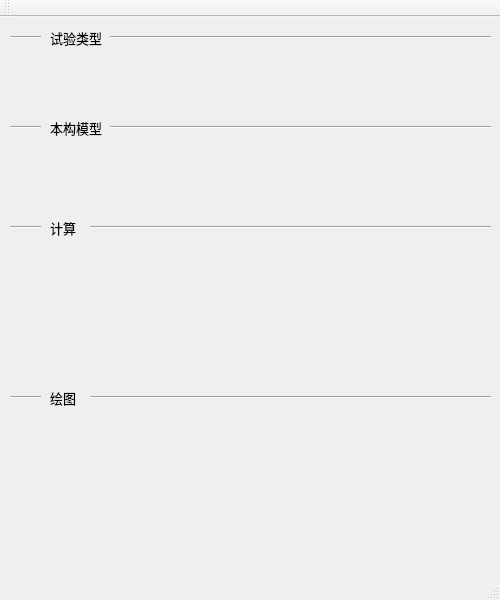
Old version of the form GeoModelTest/MainWindow.ui in the repository yjk15/GeoModelTest.
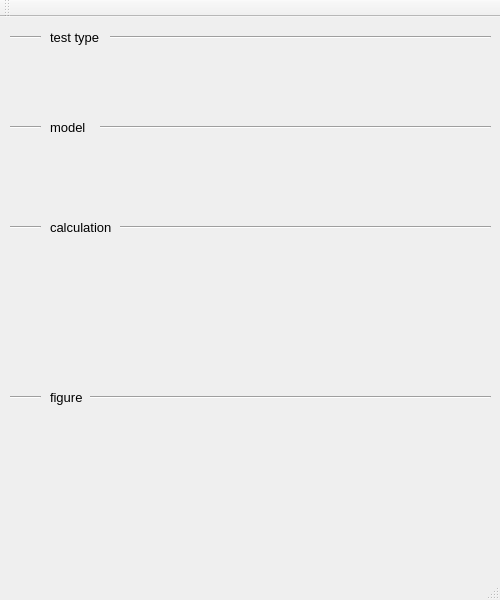
New version of the form.

Diff of the .ui file:
```diff
--- a/GeoModelTest/MainWindow.ui
+++ b/GeoModelTest/MainWindow.ui
@@ -56,15 +56,15 @@
      </font>
     </property>
     <property name="text">
-     <string>试验类型</string>
+     <string>test type</string>
     </property>
    </widget>
    <widget class="Line" name="line_3">
     <property name="geometry">
      <rect>
-      <x>110</x>
+      <x>100</x>
       <y>100</y>
-      <width>381</width>
+      <width>391</width>
       <height>21</height>
      </rect>
     </property>
@@ -101,15 +101,15 @@
      </font>
     </property>
     <property name="text">
-     <string>本构模型</string>
+     <string>model</string>
     </property>
    </widget>
    <widget class="Line" name="line_7">
     <property name="geometry">
      <rect>
-      <x>90</x>
+      <x>120</x>
       <y>200</y>
-      <width>401</width>
+      <width>371</width>
       <height>21</height>
      </rect>
     </property>
@@ -135,7 +135,7 @@
      <rect>
       <x>50</x>
       <y>200</y>
-      <width>61</width>
+      <width>71</width>
       <height>21</height>
      </rect>
     </property>
@@ -146,7 +146,7 @@
      </font>
     </property>
     <property name="text">
-     <string>计算</string>
+     <string>calculation</string>
     </property>
    </widget>
    <widget class="Line" name="line_9">
@@ -178,7 +178,7 @@
      </font>
     </property>
     <property name="text">
-     <string>绘图</string>
+     <string>figure</string>
     </property>
    </widget>
    <widget class="Line" name="line_10">
```
